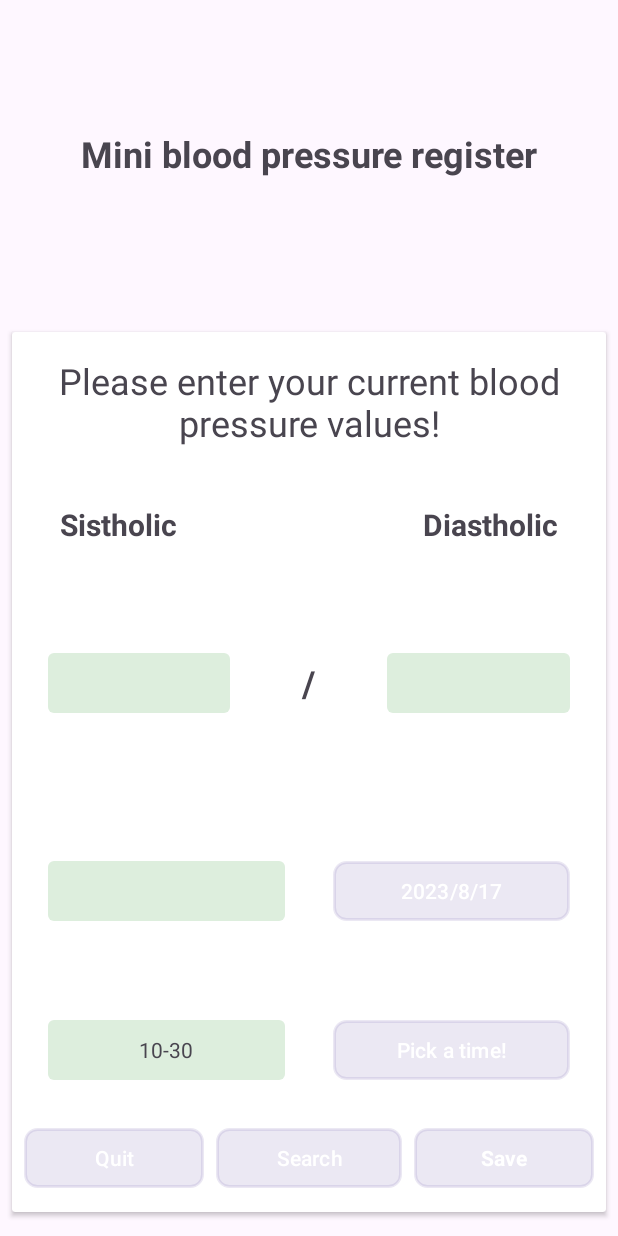
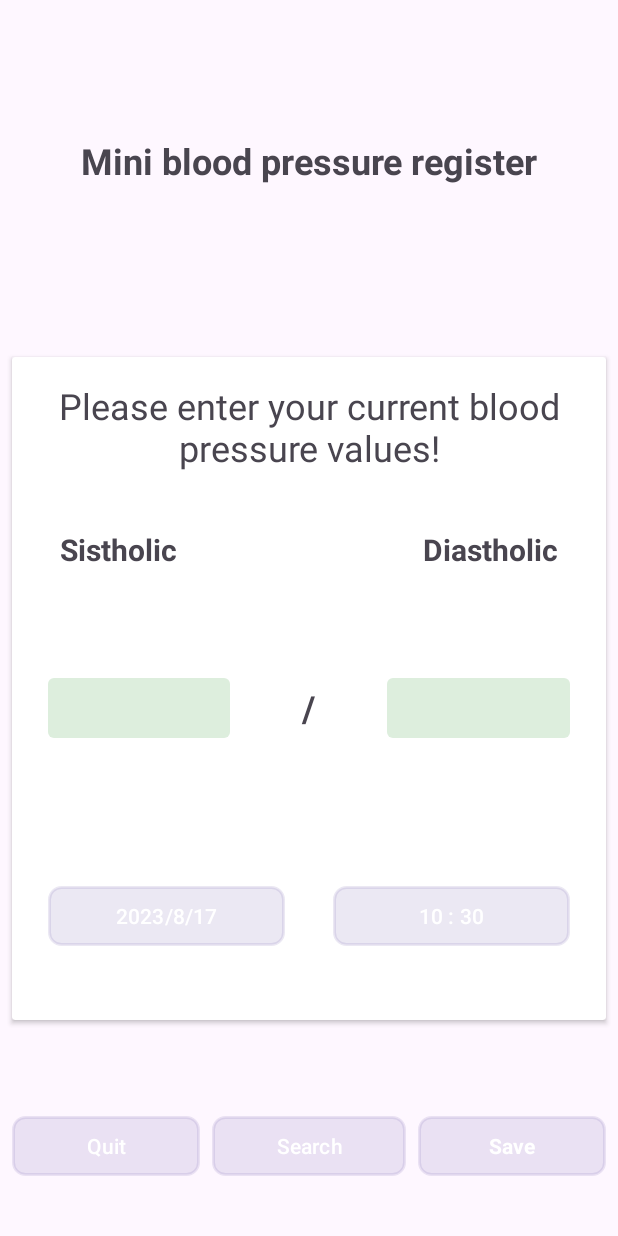
Before and after one commit to huba79/BPRegister, an Android app: the screen it shows after launch (MainActivity), on a phone screen of 412 x 824 dp. Run offline under Robolectric (Android 15) with nearby library versions, the phone set to English and light mode, and no system bars.

Commit message:
date and time picker works data saving works

```diff
--- a/app/src/main/java/com/example/bpregister/BPRepository.kt
+++ b/app/src/main/java/com/example/bpregister/BPRepository.kt
@@ -2,9 +2,12 @@ package com.example.bpregister
 
 import android.content.Context
 import android.util.Log
+import com.example.bpregister.ui.BPItem
 import java.io.File
 import java.io.FileInputStream
+import java.time.LocalDate
 import java.time.LocalDateTime
+import java.time.LocalTime
 import java.time.format.DateTimeFormatter
 
 object BPRepository{
@@ -12,7 +15,7 @@ object BPRepository{
     lateinit var input: FileInputStream
     lateinit var bpdatabase:File
 
-    fun writeToFile(context:Context,data:BPItem){
+    fun writeToFile(context:Context,data: BPItem){
         val folder = context.filesDir
         bpdatabase=File(folder,"bpDatabase.txt")
         if(!bpdatabase.exists()) {
@@ -34,7 +37,9 @@ object BPRepository{
             for (line in lines){
                 val properties = line.split("/")
                 readData = BPItem(Integer.parseInt(properties[0]),Integer.parseInt(properties[1]),
-                    LocalDateTime.parse(properties[2], DateTimeFormatter.ofPattern("yyyy-MM-DD H-M-S")))
+                    LocalDateTime.parse(properties[2],DateTimeFormatter.ofPattern("yyyy-mm-dd")),
+                    LocalTime.parse("HH:MM")
+                )
                 Log.d("readFromFile",readData.toString())
                 bpItems.add(readData)
             }
@@ -50,7 +55,7 @@ object BPRepository{
 
         if(criteria.dateFrom!=null&&criteria.dateTo!=null) {
             for(item in list){
-                if(!(item.timestamp>=criteria.dateFrom&&item.timestamp<=criteria.dateTo)){
+                if(!(item.localDate>=criteria.dateFrom && item.localDate<=criteria.dateTo)){
                     list.remove(item)
                 }
             }
@@ -58,7 +63,7 @@ object BPRepository{
         }
         if(criteria.dateFrom!=null&&criteria.dateTo==null) {
             for(item in list){
-                if(item.timestamp<criteria.dateFrom){
+                if(item.localDate<criteria.dateFrom){
                     list.remove(item)
                 }
             }
@@ -67,7 +72,7 @@ object BPRepository{
 
         if(criteria.dateFrom==null&&criteria.dateTo!=null) {
             for(item in list){
-                if(item.timestamp>criteria.dateTo){
+                if(item.localDate>criteria.dateTo){
                     list.remove(item)
                 }
             }
--- a/app/src/main/java/com/example/bpregister/ui/BPItem.kt
+++ b/app/src/main/java/com/example/bpregister/ui/BPItem.kt
@@ -1,10 +1,12 @@
 package com.example.bpregister.ui
 
+import java.time.LocalDate
 import java.time.LocalDateTime
+import java.time.LocalTime
 import java.time.format.DateTimeFormatter
 
-data class BPItem (var sistholic:Int, var diastholic:Int,var timestamp: LocalDateTime){
+data class BPItem (var sistholic:Int, var diastholic:Int, var localDate: LocalDateTime, var time:LocalTime){
     override fun toString():String{
-        return "$sistholic/$diastholic/${timestamp.format(DateTimeFormatter.ofPattern("yyyy-MM-dd HH-mm"))}"
+        return "$sistholic/$diastholic/${localDate.format(DateTimeFormatter.ofPattern("yyyy-MM-dd"))}/${time.format(DateTimeFormatter.ofPattern("HH : mm"))}"
     }
 }
--- a/app/src/main/res/layout/activity_main.xml
+++ b/app/src/main/res/layout/activity_main.xml
@@ -12,9 +12,9 @@
     <TextView
         android:id="@+id/greetingsView"
         android:layout_width="match_parent"
-        android:layout_height="@dimen/text_item_height"
+        android:layout_height="wrap_content"
         android:layout_marginHorizontal="@dimen/card_margin_horiz"
-        android:layout_marginVertical="@dimen/card_margin_vert"
+        android:layout_marginVertical="24dp"
         android:layout_weight="1"
         android:gravity="center|center_vertical"
         android:text="@string/greeting_message"
@@ -25,7 +25,7 @@
         android:layout_width="match_parent"
         android:layout_height="wrap_content"
         android:layout_marginHorizontal="@dimen/card_margin_horiz"
-        android:layout_marginVertical="@dimen/card_margin_vert"
+        android:layout_marginVertical="24dp"
         android:layout_weight="1"
         android:paddingHorizontal="@dimen/card_padding_horiz"
         android:paddingVertical="@dimen/card_padding_vert">
@@ -149,17 +149,6 @@
                 android:orientation="horizontal"
                 android:padding="8dp">
 
-                <TextView
-                    android:id="@+id/selectedDateView"
-                    android:layout_width="@dimen/text_item_width"
-                    android:layout_height="@dimen/text_item_height"
-                    android:layout_gravity="start|center_vertical"
-                    android:layout_marginHorizontal="@dimen/text_item_margin_horiz"
-                    android:layout_marginVertical="@dimen/text_item_margin_vert"
-                    android:layout_weight="1"
-                    android:background="@drawable/text_borders"
-                    android:gravity="center" />
-
                 <Button
                     android:id="@+id/datePickerButton"
                     android:layout_width="@dimen/text_item_width"
@@ -169,28 +158,6 @@
                     android:layout_weight="1"
                     android:background="@drawable/button_borders"
                     android:text="@string/date_picker_button_text" />
-
-            </LinearLayout>
-
-            <LinearLayout
-                android:id="@+id/timePickerLayout"
-                android:layout_width="match_parent"
-                android:layout_height="wrap_content"
-                android:layout_gravity="center"
-                android:gravity="center"
-                android:orientation="horizontal"
-                android:padding="8dp">
-
-                <TextView
-                    android:id="@+id/selectedTimeView"
-                    android:layout_width="@dimen/text_item_width"
-                    android:layout_height="@dimen/text_item_height"
-                    android:layout_marginHorizontal="@dimen/text_item_margin_horiz"
-                    android:layout_marginVertical="@dimen/text_item_margin_vert"
-                    android:layout_weight="1"
-                    android:background="@drawable/text_borders"
-                    android:gravity="center"
-                    android:text="HH:MM:SS" />
 
                 <Button
                     android:id="@+id/timePickerButton"
@@ -205,10 +172,15 @@
 
             </LinearLayout>
 
+        </LinearLayout>
+
+    </androidx.cardview.widget.CardView>
+
     <LinearLayout
         android:id="@+id/buttonsLayout"
         android:layout_width="match_parent"
         android:layout_height="wrap_content"
+        android:layout_marginVertical="24dp"
         android:gravity="center"
         android:orientation="horizontal">
 
@@ -246,8 +218,5 @@
             android:typeface="sans" />
 
     </LinearLayout>
-        </LinearLayout>
-
-    </androidx.cardview.widget.CardView>
 
 </LinearLayout>
--- a/app/src/main/res/values/dimens.xml
+++ b/app/src/main/res/values/dimens.xml
@@ -23,4 +23,9 @@
 
     <dimen name="item_corner_radius">4dp</dimen>
 
+    <dimen name="inner_item_margin_horiz_short">8dp</dimen>
+    <dimen name="inner_item_margin_vert_short">8dp</dimen>
+
+
+
 </resources>
--- a/app/src/main/res/values/strings.xml
+++ b/app/src/main/res/values/strings.xml
@@ -143,4 +143,5 @@
     <string name="time_picker_button">Pick a time!</string>
     <string name="blood_pressure_values_saved_successfully">Blood pressure values saved successfully!</string>
     <string name="error_saving_data">Error saving data</string>
+    <string name="selected_time" translatable="false">%1$d : %2$d</string>
 </resources>
```
Also changed, not shown: app/src/main/java/com/example/bpregister/ui/MainActivity.kt (+45 -17 lines). Lines whose indentation alone changed are shown as unchanged.
